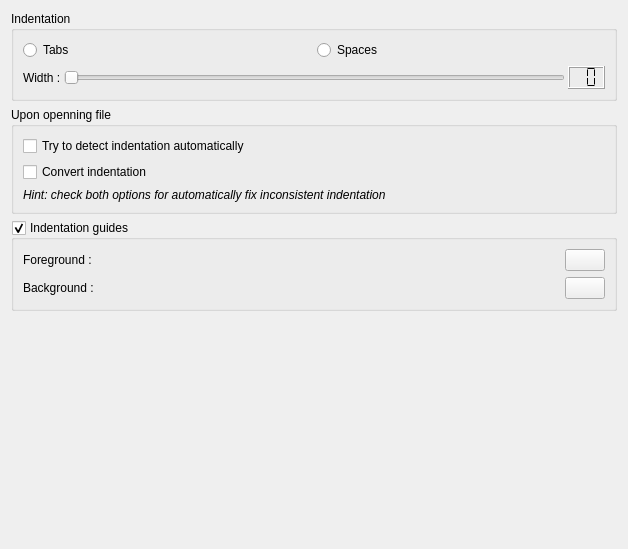
This is enki/plugins/qpartsettings/Indentation.ui in andreikop/enki as Qt 5 draws it before an edit. The edited form follows.
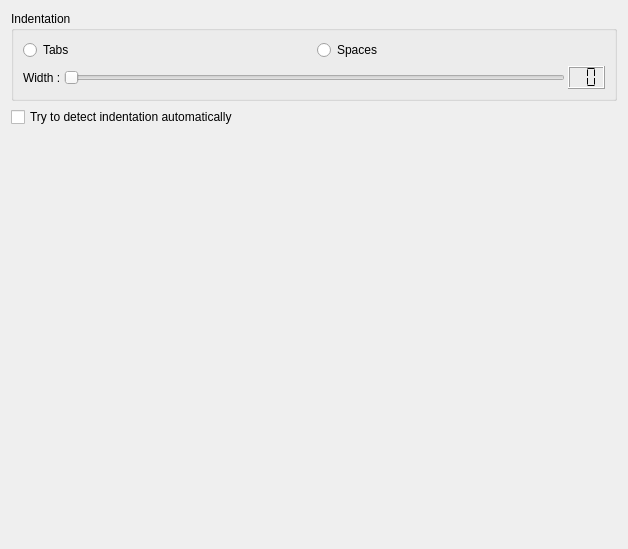
This is the edited form. Custom widgets are drawn as their Qt base class.

Commit message: Qpart: EOL and indentation settings

The edit to the form file:
```diff
--- a/enki/plugins/qpartsettings/Indentation.ui
+++ b/enki/plugins/qpartsettings/Indentation.ui
@@ -97,87 +97,10 @@
     </widget>
    </item>
    <item>
-    <widget class="QGroupBox" name="groupBox_4">
-     <property name="title">
-      <string>Upon openning file</string>
+    <widget class="QCheckBox" name="cbAutodetectIndent">
+     <property name="text">
+      <string>Try to detect indentation automatically</string>
      </property>
-     <layout class="QVBoxLayout" name="verticalLayout_12">
-      <item>
-       <widget class="QCheckBox" name="cbAutodetectIndent">
-        <property name="text">
-         <string>Try to detect indentation automatically</string>
-        </property>
-       </widget>
-      </item>
-      <item>
-       <widget class="QCheckBox" name="cbConvertIndentationUponOpen">
-        <property name="text">
-         <string>Convert indentation</string>
-        </property>
-       </widget>
-      </item>
-      <item>
-       <widget class="QLabel" name="label">
-        <property name="font">
-         <font>
-          <italic>true</italic>
-         </font>
-        </property>
-        <property name="text">
-         <string>Hint: check both options for automatically fix inconsistent indentation</string>
-        </property>
-        <property name="wordWrap">
-         <bool>true</bool>
-        </property>
-       </widget>
-      </item>
-     </layout>
-    </widget>
-   </item>
-   <item>
-    <widget class="QGroupBox" name="gbIndentationGuides">
-     <property name="title">
-      <string>Indentation guides</string>
-     </property>
-     <property name="checkable">
-      <bool>true</bool>
-     </property>
-     <layout class="QGridLayout" name="gridLayout">
-      <item row="0" column="0">
-       <widget class="QLabel" name="lIndentationGuidesForeground">
-        <property name="text">
-         <string>Foreground :</string>
-        </property>
-       </widget>
-      </item>
-      <item row="0" column="1">
-       <widget class="ColorButton" name="tbIndentationGuidesForeground">
-        <property name="sizePolicy">
-         <sizepolicy hsizetype="Fixed" vsizetype="Fixed">
-          <horstretch>0</horstretch>
-          <verstretch>0</verstretch>
-         </sizepolicy>
-        </property>
-       </widget>
-      </item>
-      <item row="1" column="0">
-       <widget class="QLabel" name="lIndentationGuidesBackground">
-        <property name="text">
-         <string>Background :</string>
-        </property>
-       </widget>
-      </item>
-      <item row="1" column="1">
-       <widget class="ColorButton" name="tbIndentationGuidesBackground">
-        <property name="sizePolicy">
-         <sizepolicy hsizetype="Fixed" vsizetype="Fixed">
-          <horstretch>0</horstretch>
-          <verstretch>0</verstretch>
-         </sizepolicy>
-        </property>
-       </widget>
-      </item>
-     </layout>
     </widget>
    </item>
    <item>
@@ -195,13 +118,6 @@
    </item>
   </layout>
  </widget>
- <customwidgets>
-  <customwidget>
-   <class>ColorButton</class>
-   <extends>QPushButton</extends>
-   <header location="global">enki/widgets/colorbutton.h</header>
-  </customwidget>
- </customwidgets>
  <resources/>
  <connections/>
 </ui>
```
Left out of the diff: 19 changed lines with no effect on the pictures. The commit also changes 7 other files.
